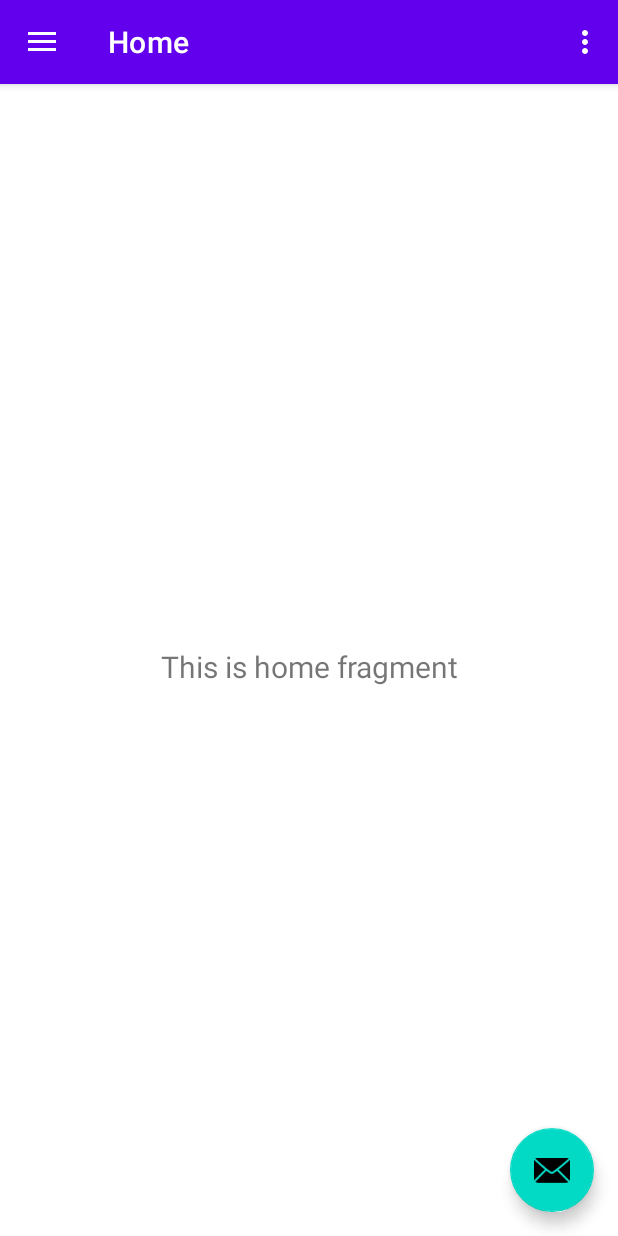
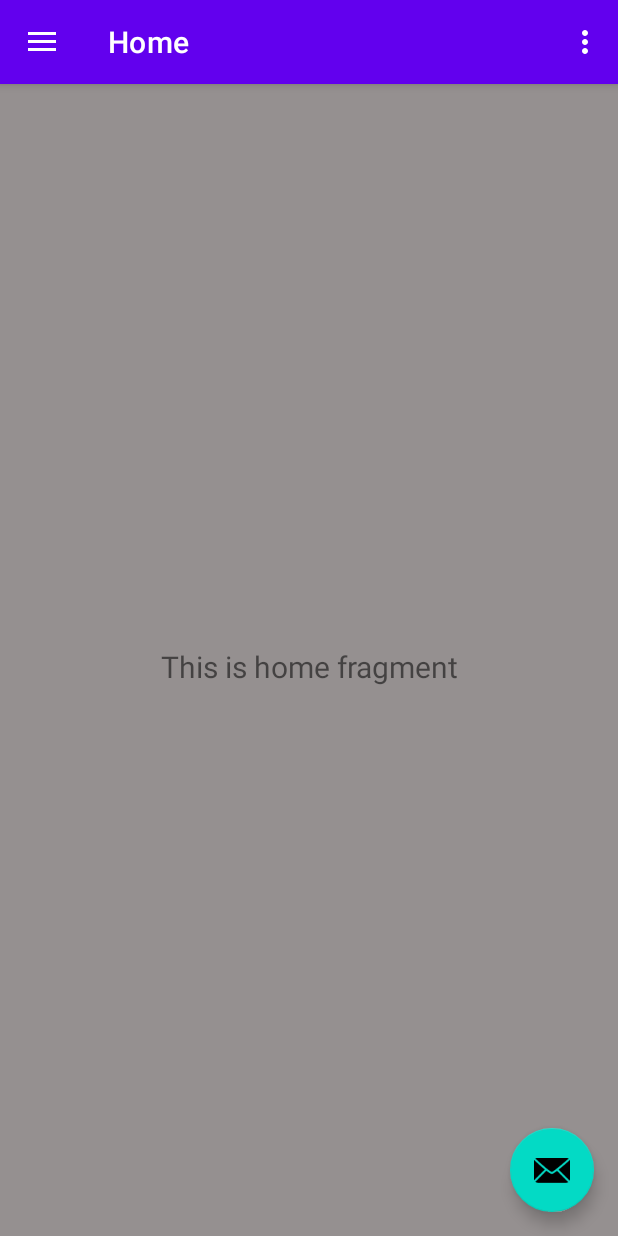
Before and after one commit to RogueBit2002/WatchApp, an Android app: the screen it shows after launch (MainActivity), on a phone screen of 412 x 824 dp. Run offline under Robolectric (Android 15) with nearby library versions, the phone set to English and light mode, and no system bars; our stand-ins replace navigation-ui.

Commit message:
achtergrond grijs + oranje menu

```diff
--- a/app/src/main/res/layout/content_main.xml
+++ b/app/src/main/res/layout/content_main.xml
@@ -4,6 +4,9 @@
     xmlns:tools="http://schemas.android.com/tools"
     android:layout_width="match_parent"
     android:layout_height="match_parent"
+    android:background="#FF9800"
+    android:backgroundTint="#959090"
+    android:foregroundTint="#FFC107"
     app:layout_behavior="@string/appbar_scrolling_view_behavior"
     tools:showIn="@layout/app_bar_main">
 
@@ -12,6 +15,7 @@
         android:name="androidx.navigation.fragment.NavHostFragment"
         android:layout_width="match_parent"
         android:layout_height="match_parent"
+        android:foregroundTint="#FFFFFF"
         app:defaultNavHost="true"
         app:layout_constraintLeft_toLeftOf="parent"
         app:layout_constraintRight_toRightOf="parent"
--- a/app/src/main/res/layout/nav_header_main.xml
+++ b/app/src/main/res/layout/nav_header_main.xml
@@ -1,9 +1,11 @@
 <?xml version="1.0" encoding="utf-8"?>
 <LinearLayout xmlns:android="http://schemas.android.com/apk/res/android"
     xmlns:app="http://schemas.android.com/apk/res-auto"
+    xmlns:tools="http://schemas.android.com/tools"
     android:layout_width="match_parent"
     android:layout_height="@dimen/nav_header_height"
     android:background="@drawable/side_nav_bar"
+    android:backgroundTint="#FF9800"
     android:gravity="bottom"
     android:orientation="vertical"
     android:paddingLeft="@dimen/activity_horizontal_margin"
@@ -18,7 +20,8 @@
         android:layout_height="wrap_content"
         android:contentDescription="@string/nav_header_desc"
         android:paddingTop="@dimen/nav_header_vertical_spacing"
-        app:srcCompat="@mipmap/ic_launcher_round" />
+        app:srcCompat="@mipmap/ic_launcher"
+        tools:srcCompat="@tools:sample/avatars" />
 
     <TextView
         android:layout_width="match_parent"
```
